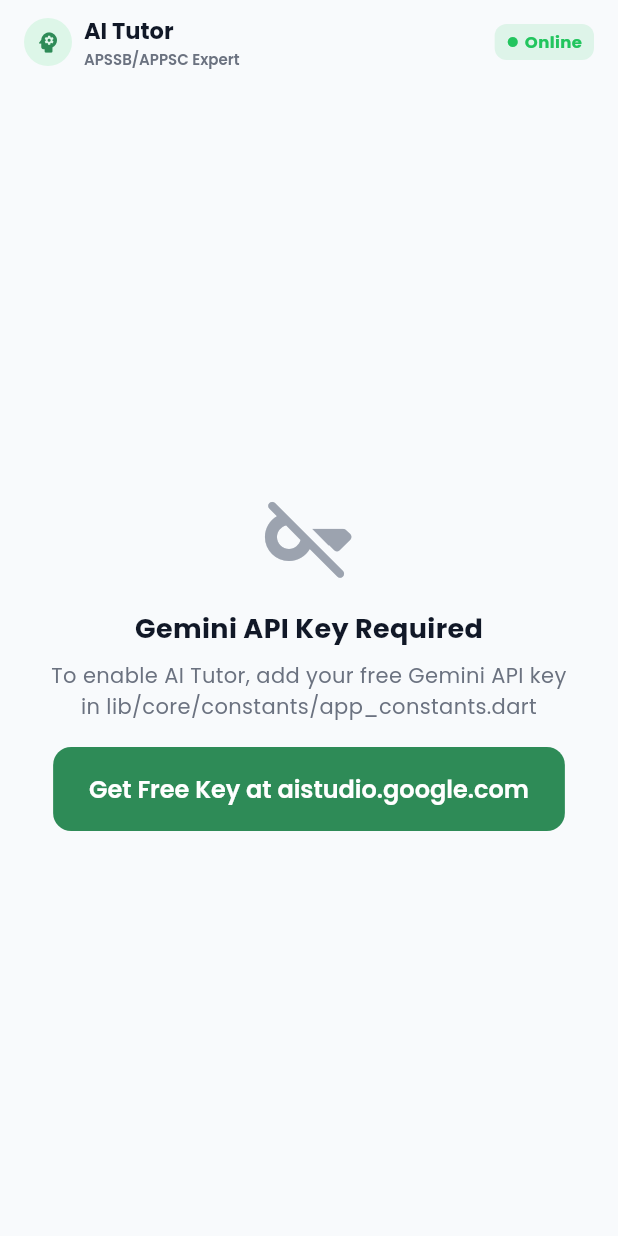
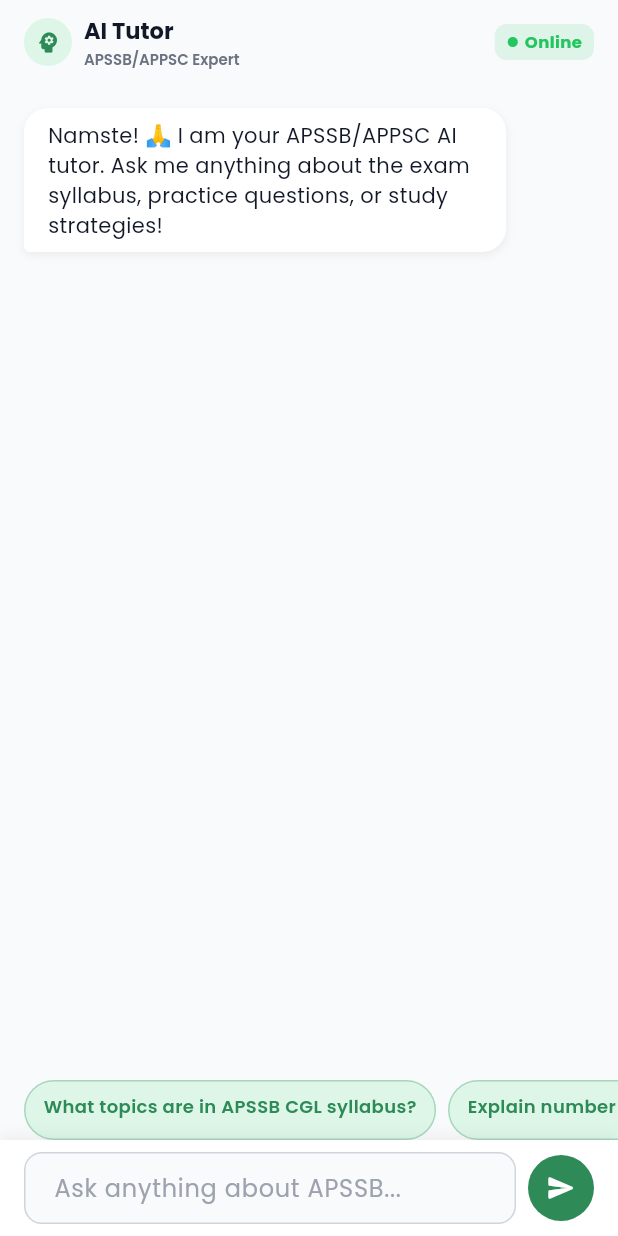
Before and after one commit to AnimeshBasak-14/arunachal_exam_app, a Flutter app: the ChatbotScreen screen opened by its route, on a phone screen of 412 x 824 dp. Run offline on Flutter 3.47's test engine with Material 3 defaults, Android fonts, the phone set to English and light mode, and no system bars; our stand-ins replace cloud_firestore, firebase_analytics, firebase_core, flutter_local_notifications, flutter_riverpod, go_router and 5 more; accounts and stored records are empty.

Commit message:
fix: attach Gemini API key to geminiApiKey constant

```diff
--- a/lib/core/constants/app_constants.dart
+++ b/lib/core/constants/app_constants.dart
@@ -5,7 +5,7 @@
   // TODO: Before production - restrict this key in Google Cloud Console
   // to your Android package name: com.example.arunachal_exam_app
   // Get a free key at: https://aistudio.google.com
-  static const String geminiApiKey = 'YOUR_GEMINI_API_KEY'; // Replace with your key
+  static const String geminiApiKey = 'AQ.Ab8RN6Ky-8kYGX5P-nvgh7Dzc914_oECI-4-kaCo4nTBAkimdA';
 
   // App info
   static const String appName = 'Arunachal Exam Prep';
```
